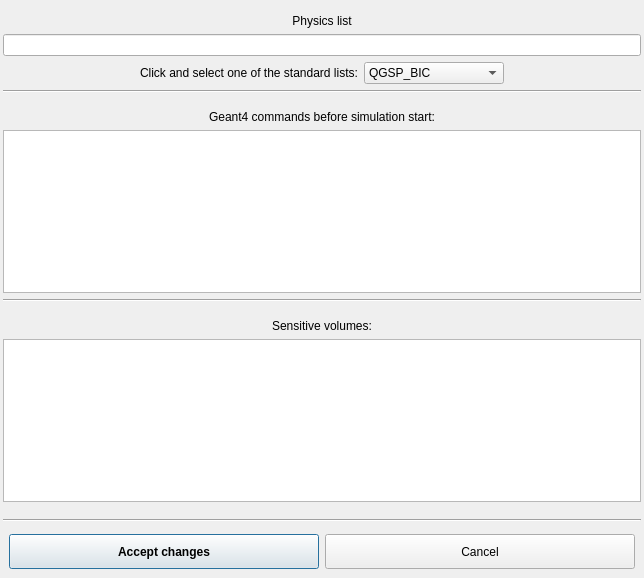
andrmor/ANTS2, file src/gui/ageant4configdialog.ui: the form before one commit.
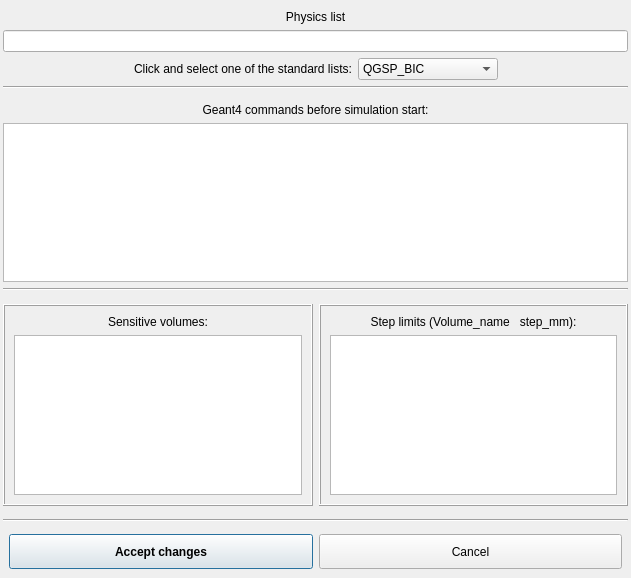
The form after the commit.

Commit message: add max step limit control for G4ants sims

Patch:
```diff
--- a/src/gui/ageant4configdialog.ui
+++ b/src/gui/ageant4configdialog.ui
@@ -6,7 +6,7 @@
    <rect>
     <x>0</x>
     <y>0</y>
-    <width>644</width>
+    <width>631</width>
     <height>578</height>
    </rect>
   </property>
@@ -197,7 +197,11 @@
     </widget>
    </item>
    <item>
-    <widget class="QPlainTextEdit" name="pteCommands"/>
+    <widget class="QPlainTextEdit" name="pteCommands">
+     <property name="toolTip">
+      <string>Commands run in Geant4 before simulation start</string>
+     </property>
+    </widget>
    </item>
    <item>
     <widget class="Line" name="line_2">
@@ -220,17 +224,92 @@
     </spacer>
    </item>
    <item>
-    <widget class="QLabel" name="label_2">
-     <property name="text">
-      <string>Sensitive volumes:</string>
+    <layout class="QHBoxLayout" name="horizontalLayout">
+     <property name="topMargin">
+      <number>0</number>
      </property>
-     <property name="alignment">
-      <set>Qt::AlignCenter</set>
-     </property>
-    </widget>
-   </item>
-   <item>
-    <widget class="QPlainTextEdit" name="pteSensitiveVolumes"/>
+     <item>
+      <widget class="QFrame" name="frame">
+       <property name="minimumSize">
+        <size>
+         <width>0</width>
+         <height>200</height>
+        </size>
+       </property>
+       <property name="frameShape">
+        <enum>QFrame::Box</enum>
+       </property>
+       <property name="frameShadow">
+        <enum>QFrame::Raised</enum>
+       </property>
+       <layout class="QVBoxLayout" name="verticalLayout_2">
+        <item>
+         <widget class="QLabel" name="label_2">
+          <property name="toolTip">
+           <string>List of volumes where deposition information will be collected</string>
+          </property>
+          <property name="text">
+           <string>Sensitive volumes:</string>
+          </property>
+          <property name="alignment">
+           <set>Qt::AlignCenter</set>
+          </property>
+         </widget>
+        </item>
+        <item>
+         <widget class="QPlainTextEdit" name="pteSensitiveVolumes">
+          <property name="toolTip">
+           <string>List of volumes where deposition information will be collected</string>
+          </property>
+         </widget>
+        </item>
+       </layout>
+      </widget>
+     </item>
+     <item>
+      <widget class="QFrame" name="frame_3">
+       <property name="minimumSize">
+        <size>
+         <width>200</width>
+         <height>0</height>
+        </size>
+       </property>
+       <property name="frameShape">
+        <enum>QFrame::Box</enum>
+       </property>
+       <property name="frameShadow">
+        <enum>QFrame::Raised</enum>
+       </property>
+       <layout class="QVBoxLayout" name="verticalLayout_3">
+        <item>
+         <widget class="QLabel" name="label_5">
+          <property name="toolTip">
+           <string>Each line configures the maximum tracking step for a volume.
+Format: Volume_name  Step_in_mm</string>
+          </property>
+          <property name="text">
+           <string>Step limits (Volume_name   step_mm):</string>
+          </property>
+          <property name="alignment">
+           <set>Qt::AlignCenter</set>
+          </property>
+         </widget>
+        </item>
+        <item>
+         <widget class="QPlainTextEdit" name="pteStepLimits">
+          <property name="toolTip">
+           <string>Each line configures the maximum tracking step for a volume.
+Format: Volume_name  Step_in_mm</string>
+          </property>
+          <property name="plainText">
+           <string/>
+          </property>
+         </widget>
+        </item>
+       </layout>
+      </widget>
+     </item>
+    </layout>
    </item>
    <item>
     <spacer name="verticalSpacer_4">
```
Left out of the diff: 3 changed lines with no effect on the pictures. The commit also changes 4 other files.
